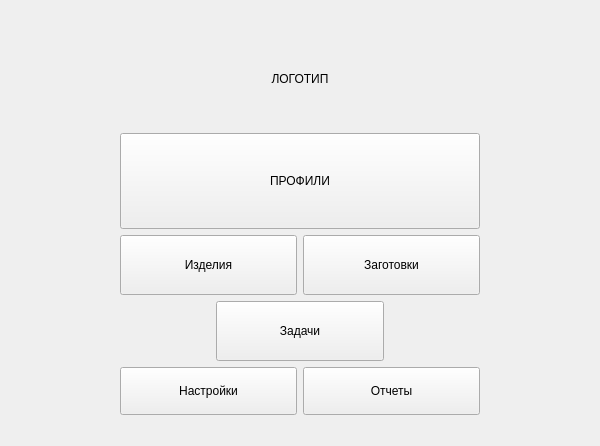
The window that src/client/ui/home_page.ui (formemu/aditim-monitor) describes before a commit, drawn with Qt 5.
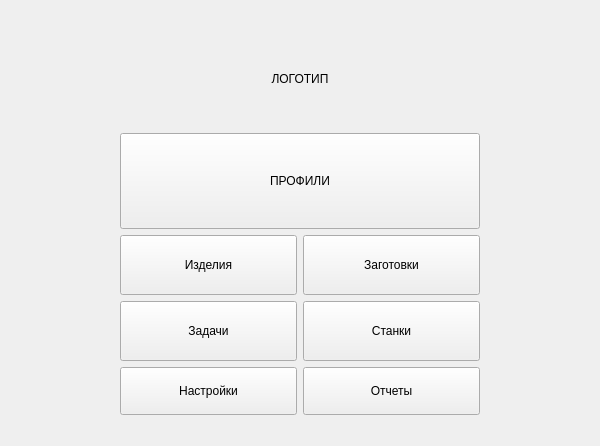
The same window after the commit.

```diff
--- a/src/client/ui/home_page.ui
+++ b/src/client/ui/home_page.ui
@@ -138,19 +138,6 @@
        </item>
        <item>
         <layout class="QHBoxLayout" name="horizontalLayout_third">
-         <item>
-          <spacer name="horizontalSpacer_tasks_left">
-           <property name="orientation">
-            <enum>Qt::Orientation::Horizontal</enum>
-           </property>
-           <property name="sizeHint" stdset="0">
-            <size>
-             <width>0</width>
-             <height>0</height>
-            </size>
-           </property>
-          </spacer>
-         </item>
          <item>
           <widget class="QPushButton" name="pushButton_tasks_open">
            <property name="minimumSize">
@@ -165,17 +152,17 @@
           </widget>
          </item>
          <item>
-          <spacer name="horizontalSpacer_tasks_right">
-           <property name="orientation">
-            <enum>Qt::Orientation::Horizontal</enum>
-           </property>
-           <property name="sizeHint" stdset="0">
+          <widget class="QPushButton" name="pushButton_machines_open">
+           <property name="minimumSize">
             <size>
-             <width>0</width>
-             <height>0</height>
+             <width>168</width>
+             <height>60</height>
             </size>
            </property>
-          </spacer>
+           <property name="text">
+            <string>Станки</string>
+           </property>
+          </widget>
          </item>
         </layout>
        </item>
```
